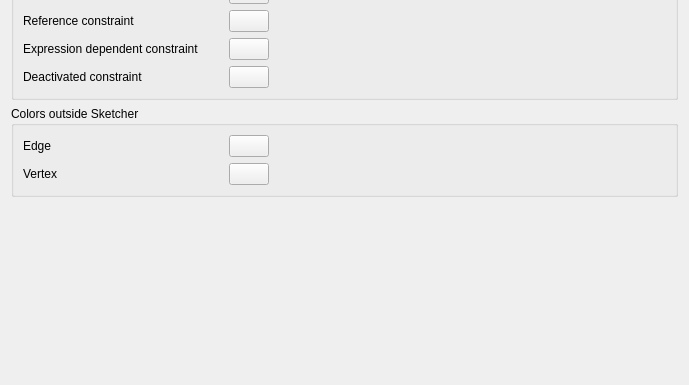
This is src/Mod/Sketcher/Gui/SketcherSettingsAppearance.ui in southseact-3d/fcd as Qt 5 draws it before an edit; both pictures show x 0 to 689 and y 478 to 863 of the 689 by 863 pixel window. The edited form follows.
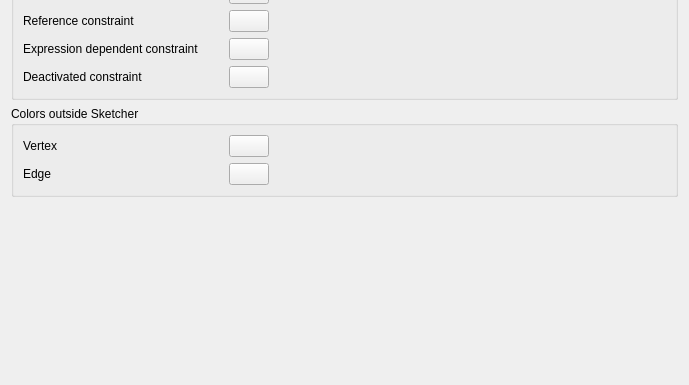
This is the edited form. Custom widgets are drawn as their Qt base class.

Commit message:
Sketcher: minor fixes to 2 prefs ui files
* Titles in sentence case.
* No space before colon.
* Choose instead of chose.
* Vertex item first in "Colors outside Sketcher" as well.

Patch:
```diff
--- a/src/Mod/Sketcher/Gui/SketcherSettingsAppearance.ui
+++ b/src/Mod/Sketcher/Gui/SketcherSettingsAppearance.ui
@@ -852,21 +852,15 @@
      <layout class="QGridLayout" name="gridLayout_8">
       <item row="0" column="0">
        <layout class="QGridLayout" name="gridLayout_4">
-        <item row="2" column="0">
-         <widget class="QLabel" name="label_17">
-          <property name="minimumSize">
-           <size>
-            <width>200</width>
-            <height>0</height>
-           </size>
-          </property>
+        <item row="0" column="0">
+         <widget class="QLabel" name="label_18">
           <property name="text">
-           <string>Edge</string>
+           <string>Vertex</string>
           </property>
          </widget>
         </item>
-        <item row="2" column="1">
-         <widget class="Gui::PrefColorButton" name="SketchEdgeColor">
+        <item row="0" column="1">
+         <widget class="Gui::PrefColorButton" name="SketchVertexColor">
           <property name="toolTip">
            <string>Color of edges</string>
           </property>
@@ -885,7 +879,7 @@
           </property>
          </widget>
         </item>
-        <item row="2" column="2">
+        <item row="0" column="2">
          <spacer name="horizontalSpacer">
           <property name="orientation">
            <enum>Qt::Horizontal</enum>
@@ -898,15 +892,21 @@
           </property>
          </spacer>
         </item>
-       <item row="3" column="0">
-         <widget class="QLabel" name="label_18">
+        <item row="1" column="0">
+         <widget class="QLabel" name="label_17">
+          <property name="minimumSize">
+           <size>
+            <width>200</width>
+            <height>0</height>
+           </size>
+          </property>
           <property name="text">
-           <string>Vertex</string>
+           <string>Edge</string>
           </property>
          </widget>
         </item>
-        <item row="3" column="1">
-         <widget class="Gui::PrefColorButton" name="SketchVertexColor">
+        <item row="1" column="1">
+         <widget class="Gui::PrefColorButton" name="SketchEdgeColor">
           <property name="toolTip">
            <string>Color of vertices</string>
           </property>
```
Left out of the diff: 8 changed lines with no effect on the pictures. Lines whose indentation alone changed are shown as unchanged. The commit also changes 1 other file.
